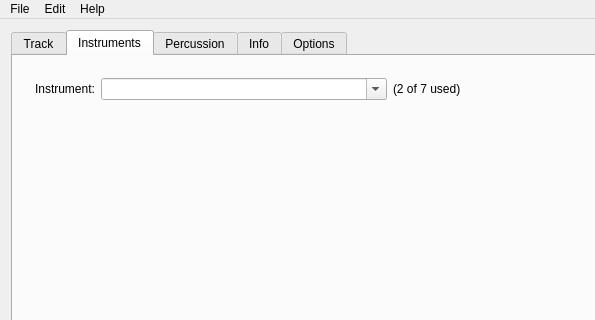
Above: mainwindow.ui from steux/tiatracker before the change; both pictures show x 0 to 595 and y 0 to 320 of the 1064 by 783 pixel window. Below: the same form after it.
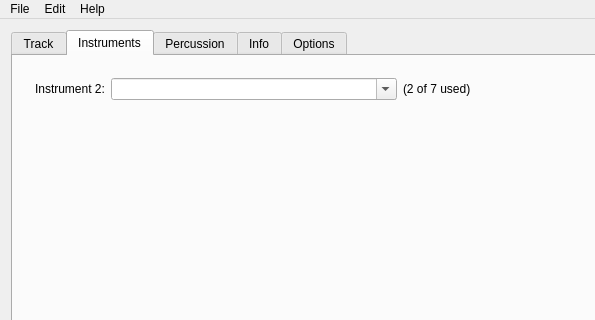
That is the form after the change. Custom widgets are drawn as their Qt base class.

Commit message: - darker main window background - instrument number in label, not in combobox

What changed in the file:
```diff
--- a/mainwindow.ui
+++ b/mainwindow.ui
@@ -42,7 +42,7 @@
            <item>
             <widget class="QLabel" name="label_2">
              <property name="text">
-              <string>Instrument:</string>
+              <string>Instrument 2:</string>
              </property>
             </widget>
            </item>
```
The commit also changes 4 other files.
